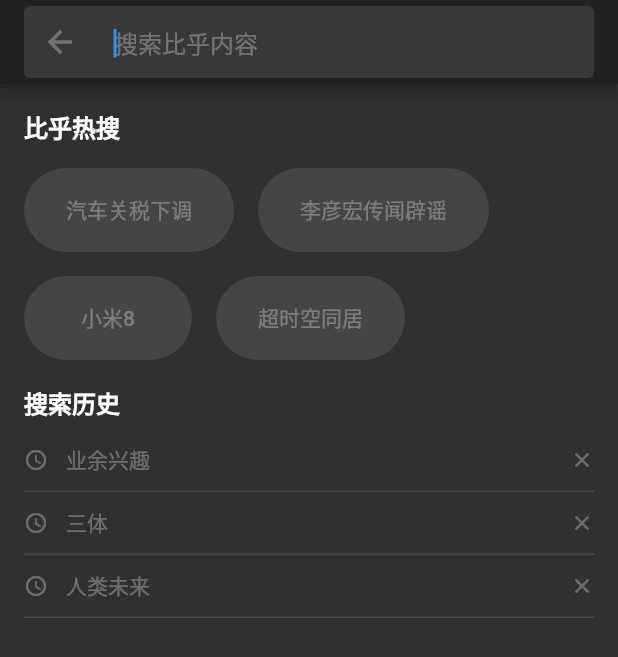
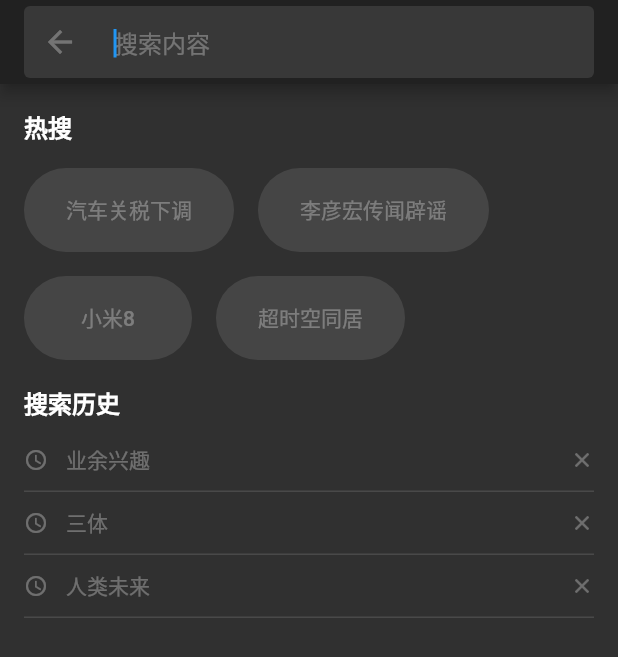
Before and after one commit to pigpigcat/ParkingAPP, a Flutter app: the screen it shows after launch, item 3 of the bottom bar chosen, scrolled down 130 dp, after a tap on "搜索知乎内容", on a phone screen of 412 x 824 dp. Shown: the top 657 px of the screen. Run offline on Flutter 3.47's test engine with Material 2 defaults, Android fonts, the phone set to English and light mode, and no system bars; network calls fail.

Commit message:
add notes

```diff
--- a/lib/search_page.dart
+++ b/lib/search_page.dart
@@ -7,13 +7,20 @@ class SearchPage extends StatefulWidget {
 }
 
 class SearchPageState extends State<SearchPage> {
+// Flutter中几乎所有对象都是一个Widget，Widget的功能是“描述一个UI元素的配置数据”,
+// Flutter中真正代表屏幕上显示元素的类是Element，真正渲染时，UI树的每一个Widget节点都会对应一个Element对象
   Widget searchInput() {
+    // Container 创建矩形视觉元素。
     return new Container(
+      // Row创建水平方向灵活布局,Column同理。基于Web的flex模型。
       child: new Row(
         children: <Widget>[
           new Container(
+            // FlatButton:扁平按钮,默认背景透明并不带阴影。RaisedButton、OutlineButton、IconButton
             child: new FlatButton.icon(
+              // 回调函数
               onPressed: () {
+                // context由flutter自动注入,这行代码意思是路由出栈。
                 Navigator.of(context).pop();
               },
               icon: new Icon(Icons.arrow_back, color: GlobalConfig.fontColor),
@@ -21,11 +28,13 @@ class SearchPageState extends State<SearchPage> {
             ),
             width: 60.0,
           ),
+          // Expanded:按比例“扩伸”Row、Column和Flex子widget所占用的空间。
           new Expanded(
+            // TextField用于文本输入
             child: new TextField(
               autofocus: true,
               decoration: new InputDecoration.collapsed(
-                  hintText: "搜索比乎内容",
+                  hintText: "搜索内容",
                   hintStyle: new TextStyle(color: GlobalConfig.fontColor)),
             ),
           )
@@ -49,7 +58,7 @@ class SearchPageState extends State<SearchPage> {
               child: new Column(
                 children: <Widget>[
                   new Container(
-                    child: new Text("比乎热搜",
+                    child: new Text("热搜",
                         style: new TextStyle(
                             fontWeight: FontWeight.bold, fontSize: 16.0)),
                     margin: const EdgeInsets.only(
```
